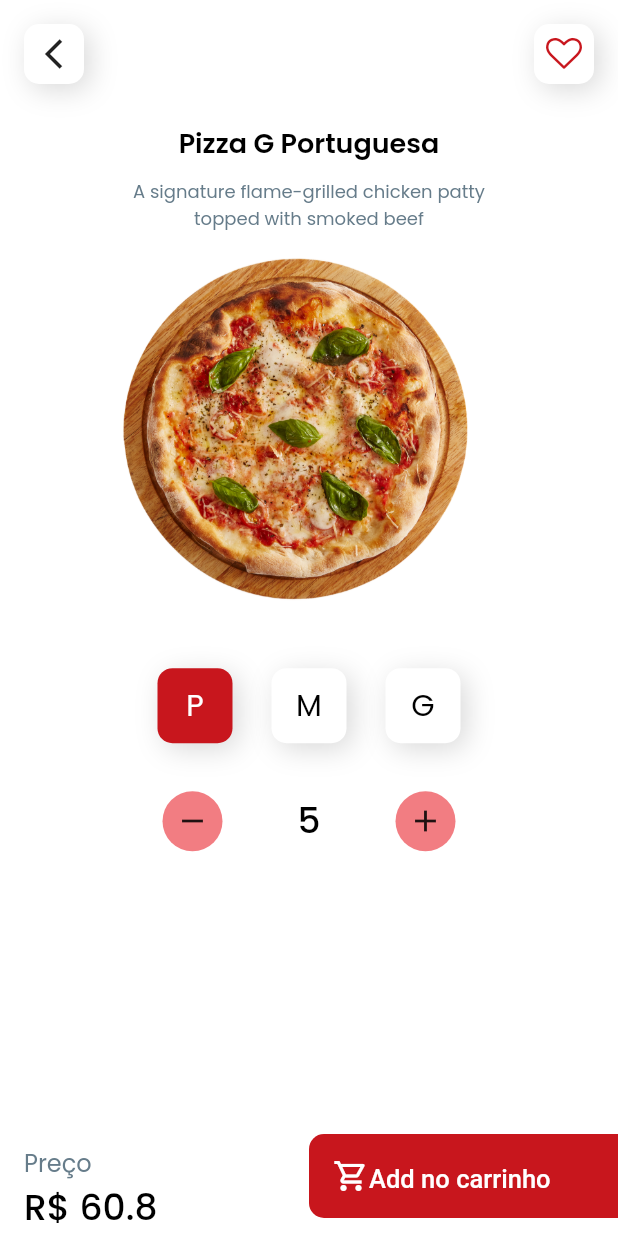
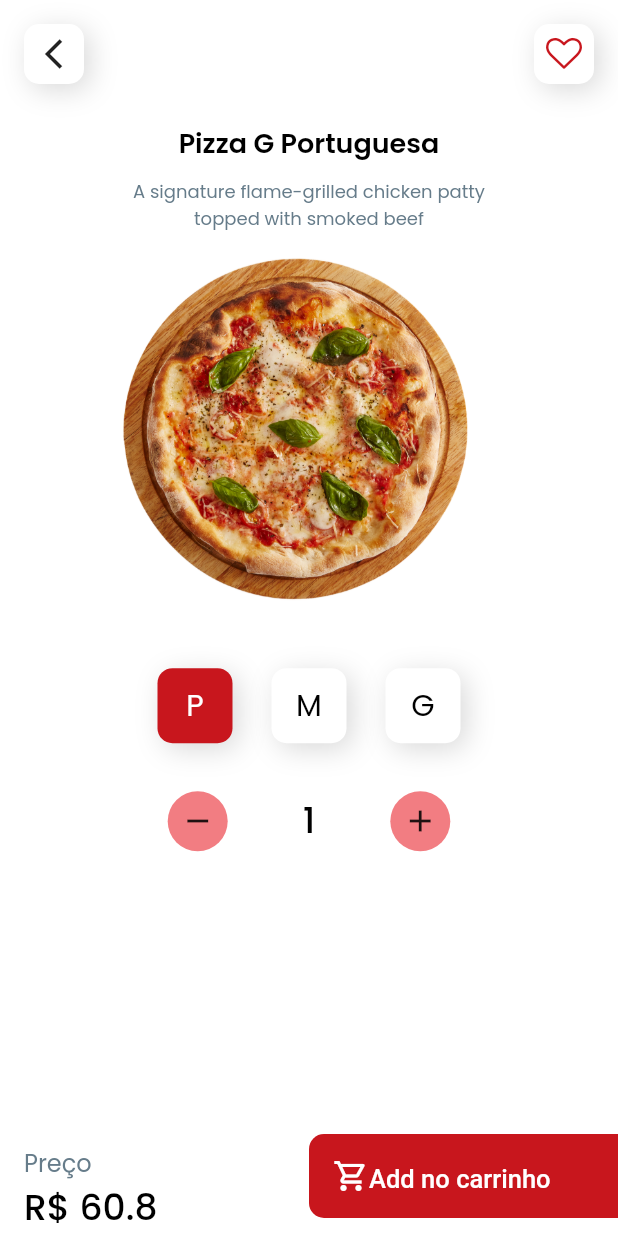
Before and after one commit to alinyaraujos/food_app, a Flutter app: the screen it shows after launch, after a tap on "Bolos", after a tap on "Pizza", after a tap on "Pizza G Portuguesa", on a phone screen of 412 x 824 dp. Run offline on Flutter 3.47's test engine with Material 2 defaults, Android fonts, the phone set to English and light mode, and no system bars; our stand-ins replace google_fonts.

Commit message:
Gerenciamento de estado na tela de pedido

```diff
--- /dev/null
+++ b/lib/screens/order/order_controller.dart
@@ -0,0 +1,13 @@
+import 'package:flutter/material.dart';
+
+enum Sizes { P, M, G }
+
+class OrderController {
+  final sizeNotifier = ValueNotifier<Sizes>(Sizes.P);
+  Sizes get size => sizeNotifier.value;
+  set size(Sizes s) => sizeNotifier.value = s;
+
+  final quantityNotifier = ValueNotifier<int>(1);
+  int get quantity => quantityNotifier.value;
+  set quantity(int q) => quantityNotifier.value = q;
+}
--- a/lib/screens/order/order_screen.dart
+++ b/lib/screens/order/order_screen.dart
@@ -4,6 +4,7 @@ import 'package:food_app/core/app_colors.dart';
 import 'package:food_app/core/app_image.dart';
 import 'package:food_app/core/app_text_styles.dart';
 import 'package:food_app/models/product.dart';
+import 'package:food_app/screens/order/order_controller.dart';
 import 'package:food_app/screens/order/widgets/around_amount_widget.dart';
 import 'package:food_app/screens/order/widgets/button_add_cart.dart';
 import 'package:food_app/screens/order/widgets/button_shadow_widget.dart';
@@ -17,6 +18,8 @@ class OrderScreen extends StatelessWidget {
     Key? key,
     required this.product,
   }) : super(key: key);
+
+  OrderController controller = OrderController();
 
   @override
   Widget build(BuildContext context) {
@@ -64,47 +67,61 @@ class OrderScreen extends StatelessWidget {
                     Image.asset(product.imageUrl),
                     Padding(
                       padding: const EdgeInsets.symmetric(vertical: 16),
-                      child: Row(
+                      child: ValueListenableBuilder(
+                        valueListenable: controller.sizeNotifier,
+                        builder: (context, value, _) {
+                          return Row(
                             mainAxisAlignment: MainAxisAlignment.center,
                             children: [
                               SizeProductWidget(
                                 title: "P",
-                            selected: true,
+                                selected: value == Sizes.P,
                                 onTap: () {
                                   print("P");
+                                  controller.size = Sizes.P;
                                 },
                               ),
                               SizeProductWidget(
                                 title: "M",
-                            selected: false,
+                                selected: value == Sizes.M,
                                 onTap: () {
                                   print("M");
+                                  controller.size = Sizes.M;
                                 },
                               ),
                               SizeProductWidget(
                                 title: "G",
-                            selected: false,
+                                selected: value == Sizes.G,
                                 onTap: () {
                                   print("G");
+                                  controller.size = Sizes.G;
                                 },
                               ),
                             ],
+                          );
+                        },
                       ),
                     ),
                     Padding(
                         padding: const EdgeInsets.only(top: 16),
-                      child: Row(
+                        child: ValueListenableBuilder(
+                          valueListenable: controller.quantityNotifier,
+                          builder: (context, value, _) {
+                            return Row(
                               mainAxisAlignment: MainAxisAlignment.center,
                               children: [
                                 AroundAmountWidget(
                                   icon: Icons.remove,
                                   onTap: () {
                                     print("remove");
+                                    if (controller.quantity > 1) {
+                                      controller.quantity -= 1;
+                                    }
                                   },
                                 ),
                                 SizedBox(width: 50),
                                 Text(
-                            "5",
+                                  "${controller.quantity}",
                                   style: AppTextStyles.letterAmount,
                                 ),
                                 SizedBox(width: 50),
@@ -112,11 +129,13 @@ class OrderScreen extends StatelessWidget {
                                   icon: Icons.add,
                                   onTap: () {
                                     print("add");
+                                    controller.quantity += 1;
                                   },
                                 ),
                               ],
-                      ),
-                    ),
+                            );
+                          },
+                        )),
                     SizedBox(
                       height: 80,
                     )
```
Also changed, not shown: pubspec.lock. Lines whose indentation alone changed are shown as unchanged.
